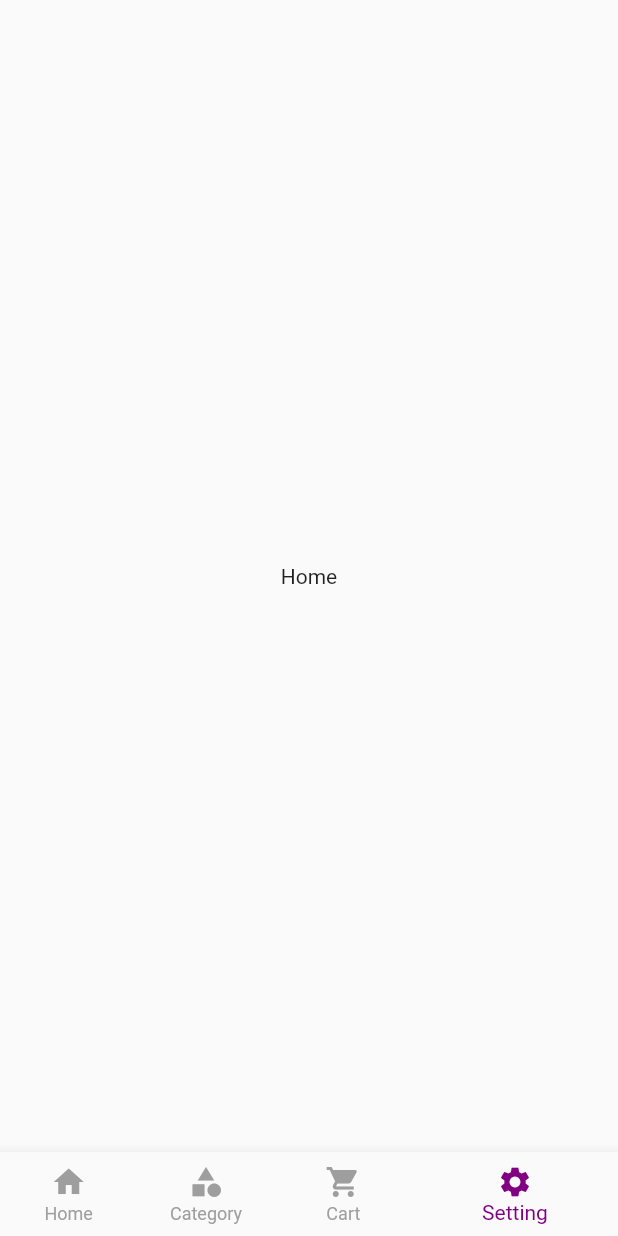
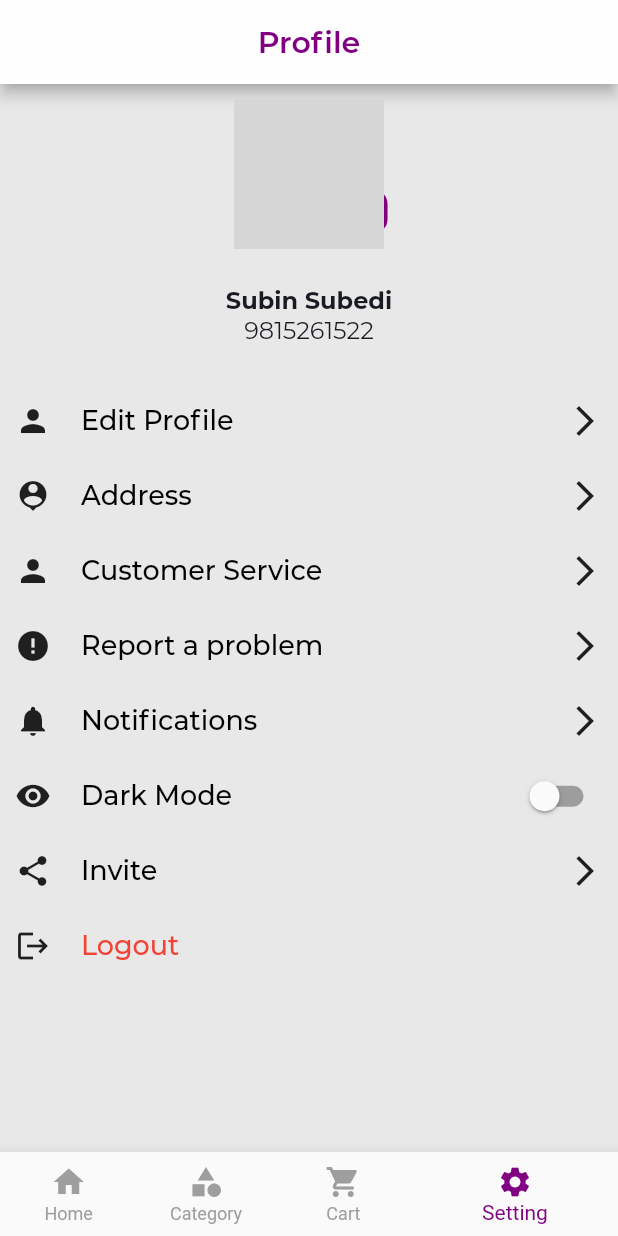
Before and after one commit to jiwantadhital/myecom, a Flutter app: the screen it shows after launch, item 4 of the bottom bar chosen, on a phone screen of 412 x 824 dp. Run offline on Flutter 3.47's test engine with Material 2 defaults, Android fonts, the light colour scheme and no system bars; our stand-ins replace carousel_slider, dots_indicator, pin_code_fields, quickalert; network calls fail; grey boxes are pictures that could not be loaded.

Commit message:
manish monday

```diff
--- a/lib/presentation/bottom_navigation/bottom_navigation_bar.dart
+++ b/lib/presentation/bottom_navigation/bottom_navigation_bar.dart
@@ -1,5 +1,7 @@
 import 'package:ecommerce/presentation/main_pages/categories/categories.dart';
 import 'package:ecommerce/presentation/main_pages/home_pages/home_page.dart';
+import 'package:ecommerce/presentation/main_pages/order_page/my_orders.dart';
+import 'package:ecommerce/presentation/main_pages/profile_pages/profile_page.dart';
 import 'package:ecommerce/presentation/resources/colors.dart';
 import 'package:flutter/material.dart';
 
@@ -16,8 +18,8 @@ class _BottomBarPageState extends State<BottomBarPage> {
   List pages = [
     HomePage(),
     Categories(),
-    Container(child: Center(child: Text("Home")),),
-    Container(child: Center(child: Text("Home")),),
+    MyOrders(),
+    ProfilePage(),
   ];
   void onTapNav(int index){
     setState(() {
--- a/lib/presentation/main_pages/home_pages/inside/carousel.dart
+++ b/lib/presentation/main_pages/home_pages/inside/carousel.dart
@@ -45,7 +45,6 @@ class _CarouselPartState extends State<CarouselPart> {
           itemCount: 3,
           itemBuilder: (BuildContext context,int index, int pageViewIndex) =>
            Container(
-            margin: EdgeInsets.only(top: 10),
              height: 160,
              width: double.maxFinite,
              decoration: BoxDecoration(
@@ -61,7 +60,7 @@ class _CarouselPartState extends State<CarouselPart> {
              ),
           ),
             Positioned(
-    top: size.width < 365? MediaQuery.of(context).size.height*0.15:size.width<400?MediaQuery.of(context).size.height*0.15:MediaQuery.of(context).size.height*0.22,
+    top: size.width < 365? MediaQuery.of(context).size.height*0.20:size.width<400?MediaQuery.of(context).size.height*0.15:MediaQuery.of(context).size.height*0.22,
     left: MediaQuery.of(context).size.width*0.35,
     child:  DotsIndicator(
         dotsCount: counts,
--- /dev/null
+++ b/lib/presentation/main_pages/profile_pages/profile_page.dart
@@ -0,0 +1,221 @@
+import 'package:ecommerce/presentation/resources/colors.dart';
+import 'package:ecommerce/presentation/resources/fonts.dart';
+import 'package:ecommerce/presentation/resources/values.dart';
+import 'package:ecommerce/presentation/widgets/widgets.dart';
+import 'package:flutter/material.dart';
+import 'package:flutter/src/widgets/container.dart';
+import 'package:flutter/src/widgets/framework.dart';
+
+class ProfilePage extends StatefulWidget {
+  const ProfilePage({super.key});
+
+  @override
+  State<ProfilePage> createState() => _ProfilePageState();
+}
+
+class _ProfilePageState extends State<ProfilePage> {
+  bool tvalue= false;
+  @override
+  Widget build(BuildContext context) {
+    return Scaffold(
+      backgroundColor: ColorManager.lightGrey.withOpacity(0.2),
+      appBar: AppBar(
+        backgroundColor: ColorManager.white,
+        title: Center(child: SmallText(text: "Profile",color: ColorManager.buttonColor,weight: FontWeightManager.semibold,size: 20,),),
+      ),
+      body: Container(
+        margin: EdgeInsets.all(10),
+        child: SingleChildScrollView(
+          child: Column(
+            children: [
+              Container(
+                height: MediaQuery.of(context).size.width*0.4,
+                width: double.maxFinite,
+                child: Stack(
+                  alignment: Alignment.topCenter,
+                  children: [
+                    Container(
+                      height: 100,
+                      width: 100,
+                      decoration: BoxDecoration(
+                        borderRadius: BorderRadius.circular(100),
+                        border: Border.all(width: 7,color: ColorManager.white),
+                        image: DecorationImage(image: NetworkImage("https://encrypted-tbn0.gstatic.com/images?q=tbn:ANd9GcQ2WPSnSP44UbxEKVUsVg8AT2Sf43whBNwsHw&usqp=CAU"),fit: BoxFit.cover)
+                      ),
+                    ),
+                    Positioned(
+                      top: 60,
+                      left: MediaQuery.of(context).size.width*0.53,
+                      child: Container(
+                        height: 30,
+                        width: 30,
+                        decoration: BoxDecoration(
+                          borderRadius: BorderRadius.circular(10),
+                          color: ColorManager.buttonColor
+                        ),
+                        child: Icon(Icons.edit,color: ColorManager.white,size: 15,),
+                      ),
+                      ),
+
+                      Align(
+                        alignment: Alignment.bottomCenter,
+                        child: Column(
+                          mainAxisAlignment: MainAxisAlignment.end,
+                          children: [
+                            SmallText(text: "Subin Subedi",color: ColorManager.boxText,weight: FontWeightManager.bold,),
+                            SmallText(text: "9815261522",color: ColorManager.boxText,weight: FontWeightManager.regular,),
+                          ],
+                        ))
+                  ],
+                ),
+              ),
+              SizedBox(height: AppHeight.h30,),
+              Column(
+                children: [
+                  ProfileBoxes(fIcon: Icons.person,sIcon: Icons.arrow_forward_ios,boxText: "Edit Profile",),
+                  SizedBox(height: AppHeight.h10,),
+                  ProfileBoxes(fIcon: Icons.location_history,sIcon: Icons.arrow_forward_ios,boxText: "Address",),
+                  SizedBox(height: AppHeight.h10,),
+                  ProfileBoxes(fIcon: Icons.person,sIcon: Icons.arrow_forward_ios,boxText: "Customer Service",),
+                  SizedBox(height: AppHeight.h10,),
+                  ProfileBoxes(fIcon: Icons.error,sIcon: Icons.arrow_forward_ios,boxText: "Report a problem",),
+                  SizedBox(height: AppHeight.h10,),
+                  ProfileBoxes(fIcon: Icons.notifications,sIcon: Icons.arrow_forward_ios,boxText: "Notifications",),
+                  SizedBox(height: AppHeight.h10,),
+                  ProfileToggle(fIcon: Icons.remove_red_eye,button: Switch(
+                    activeColor: ColorManager.buttonColor,
+                    value: tvalue, onChanged: (val){
+                      setState(() {
+                        tvalue=val;
+                      });
+                    }),boxText: "Dark Mode",),
+                  SizedBox(height: AppHeight.h10,),
+                  ProfileBoxes(fIcon: Icons.share,sIcon: Icons.arrow_forward_ios,boxText: "Invite",),
+                  SizedBox(height: AppHeight.h10,),
+                  ProfileBoxes(fIcon: Icons.logout,boxText: "Logout",color: Colors.red,
+                  tap: (){
+                    showModalBottomSheet<void>(
+                          isScrollControlled: true,
+                          enableDrag: true,
+                    context: context,
+                    builder: (BuildContext context) {
+                     return Container(
+                          height: 150,
+                          width: double.maxFinite,
+                          decoration: BoxDecoration(
+                            borderRadius: BorderRadius.only(topLeft: Radius.circular(30),topRight: Radius.circular(30)),
+                            color: ColorManager.white
+                          ),
+                          child: Column(
+                            children: [
+                              SizedBox(height: 10,),
+                              SmallText(text: "Logout",color: Colors.red,size: 20,),
+                                                            SizedBox(height: 10,),
+                              SmallText(text: "Are you sure you want to logout?",color: Colors.black,size: 15,),
+                                                            SizedBox(height: 20,),
+                                   Row(
+              mainAxisAlignment: MainAxisAlignment.spaceAround,
+              children: [
+                Container(
+                  height: AppHeight.h40,
+                  width: MediaQuery.of(context).size.width*0.35,
+                  decoration: BoxDecoration(
+                    borderRadius: BorderRadius.circular(20),
+                    color: ColorManager.lightGrey,
+                  ),
+                  child: Center(child: SmallText(text: "Cancel",size: 15,weight: FontWeightManager.semibold,)),
+                ),
+                Container(
+                  height: AppHeight.h40,
+                  width: MediaQuery.of(context).size.width*0.35,
+                  decoration: BoxDecoration(
+                    borderRadius: BorderRadius.circular(20),
+                    color: ColorManager.buttonColor,
+                  ),
+                  child: Center(child: SmallText(text: "Yes",size: 15,weight: FontWeightManager.semibold,)),
+                )
+              ],
+             )
+                            ],
+                          ),
+                        );
+                  },
+                    );
+
+                  },
+                  ),
+                  SizedBox(height: AppHeight.h10,),
+
+                ],
+              ),
+            ],
+          ),
+        ),
+      ),
+    );
+  }
+  doNothing(){}
+}
+
+class ProfileBoxes extends StatelessWidget {
+IconData fIcon;
+IconData? sIcon;
+String boxText;
+Color color;
+void Function()? tap;
+ProfileBoxes({required this.boxText,required this.fIcon,  this.sIcon, this.color=Colors.black, this.tap});
+
+  @override
+  Widget build(BuildContext context) {
+    return GestureDetector(
+      onTap: tap,
+      child: SizedBox(
+        height: AppHeight.h40,
+        width: double.maxFinite,
+        child: Row(
+          mainAxisAlignment: MainAxisAlignment.spaceBetween,
+          children: [
+            Row(
+              children: [
+                Icon(fIcon),
+                SizedBox(width: 20,),
+                SmallText(text: boxText, color: color,size: 18,)
+              ],
+            ),
+            Icon(sIcon)
+          ],
+        ),
+      ),
+    );
+  }
+}
+
+class ProfileToggle extends StatelessWidget {
+IconData fIcon;
+IconData? sIcon;
+String boxText;
+Color color;
+Widget button;
+ProfileToggle({required this.boxText,required this.fIcon, required this.button, this.color=Colors.black});
+
+  @override
+  Widget build(BuildContext context) {
+    return Container(
+      height: AppHeight.h40,
+      width: double.maxFinite,
+      child: Row(
+        mainAxisAlignment: MainAxisAlignment.spaceBetween,
+        children: [
+          Row(
+            children: [
+              Icon(fIcon),
+              SizedBox(width: 20,),
+              SmallText(text: boxText, color: color,size: 18,)
+            ],
+          ),
+          button
+        ],
+      ),
+    );
+  }
+}
--- a/pubspec.yaml
+++ b/pubspec.yaml
@@ -41,6 +41,7 @@ dependencies:
   carousel_slider: ^4.1.1
   dots_indicator: ^2.1.0
   animations: ^2.0.7
+  flutter_bloc: ^8.1.1
 
 dev_dependencies:
   flutter_test:
```
Also changed, not shown: lib/presentation/main_pages/home_pages/inside/categories_part.dart (+5 -5 lines), lib/presentation/main_pages/order_page/my_orders.dart (added, +25 -0 lines), lib/routes/route_manager.dart (added, +44 -0 lines), pubspec.lock.
